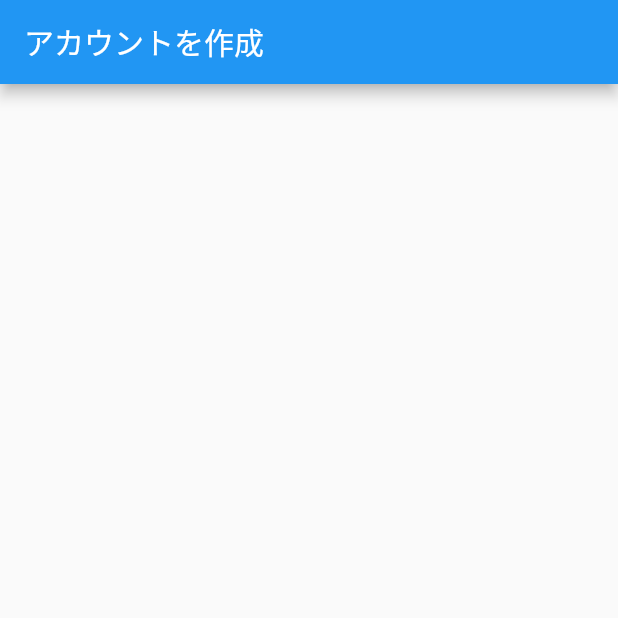
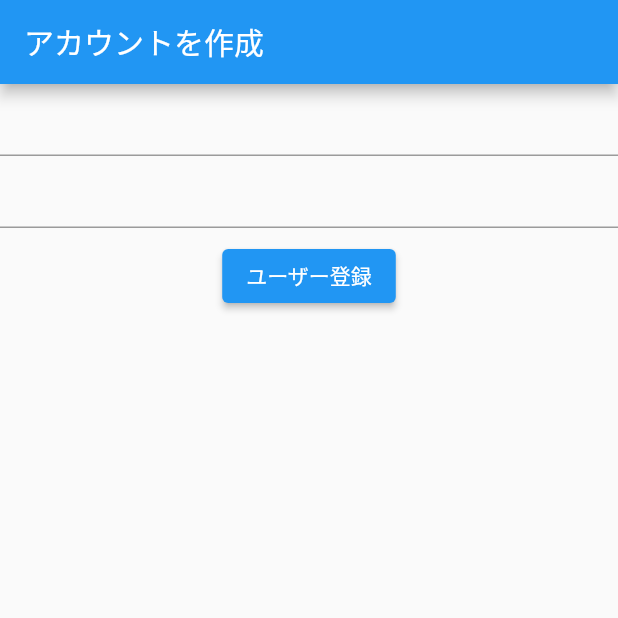
Before and after one commit to Yuta-KTD/one_minutes_memo, a Flutter app: the SignUpScreen screen opened by its route, on a phone screen of 412 x 824 dp, the top half of it. Run offline on Flutter 3.47's test engine with Material 2 defaults, Android fonts, the phone set to English and light mode, and no system bars; our stand-ins replace firebase_auth, firebase_core, flutter_form_builder, flutter_riverpod, form_builder_validators, freezed_annotation and 1 more; accounts and stored records are empty.

Commit message:
ディレクトリをFeature-Firstっぽくしてみる

```diff
--- a/lib/businesslogic/auth_logic.dart
+++ b/lib/feature/auth/businesslogic/auth_logic.dart
@@ -1,4 +1,4 @@
-import 'package:one_minutes_memo/businesslogic/interface/auth_repository_interface.dart';
+import 'package:one_minutes_memo/feature/auth/businesslogic/interface/auth_repository_interface.dart';
 import 'package:one_minutes_memo/model/local_user.dart';
 
 class AuthLogic {
--- a/lib/businesslogic/interface/auth_repository_interface.dart
+++ b/lib/feature/auth/businesslogic/interface/auth_repository_interface.dart
@@ -8,4 +8,6 @@ abstract class AuthRepositoryInterface {
   Future<void> signOut();
 
   Future<void> deleteUser(LocalUser user);
+
+  // Future<User>
 }
--- a/lib/repository/auth_repository_impl.dart
+++ b/lib/feature/auth/repository/auth_repository_impl.dart
@@ -1,5 +1,5 @@
 import 'package:firebase_auth/firebase_auth.dart';
-import 'package:one_minutes_memo/businesslogic/interface/auth_repository_interface.dart';
+import 'package:one_minutes_memo/feature/auth/businesslogic/interface/auth_repository_interface.dart';
 import 'package:one_minutes_memo/model/local_user.dart';
 
 class AuthRepositoryImpl implements AuthRepositoryInterface {
--- a/lib/view/sign_in_screen.dart
+++ b/lib/feature/auth/view/sign_in_screen.dart
@@ -1,8 +1,8 @@
 import 'package:flutter/material.dart';
 import 'package:go_router/go_router.dart';
 
-import '../constant/text_const.dart';
-import '../ui/component/simple_text.dart';
+import '../../../constant/text_const.dart';
+import '../../../ui/component/simple_text.dart';
 
 class SignInScreen extends StatelessWidget {
   const SignInScreen({super.key});
--- /dev/null
+++ b/lib/feature/auth/view/sign_up_screen.dart
@@ -0,0 +1,64 @@
+import 'package:flutter/material.dart';
+import 'package:one_minutes_memo/feature/auth/view/controller/auth_controller_impl.dart';
+import 'package:one_minutes_memo/ui/component/form/primary_text_field.dart';
+
+import '../../../constant/text_const.dart';
+import '../../../ui/component/simple_text.dart';
+
+class SignUpScreen extends StatefulWidget {
+  const SignUpScreen({super.key});
+
+  @override
+  State<SignUpScreen> createState() => _SignUpScreenState();
+}
+
+class _SignUpScreenState extends State<SignUpScreen> {
+  final _formKey = GlobalKey<FormState>();
+  final _emailController = TextEditingController();
+  final _passwordController = TextEditingController();
+
+  @override
+  void dispose() {
+    _emailController.dispose();
+    _passwordController.dispose();
+    super.dispose();
+  }
+
+  @override
+  Widget build(BuildContext context) {
+    return Scaffold(
+      appBar: AppBar(
+        title: const SimpleText(TextConst.signUpTitle),
+      ),
+      body: Center(
+        child: Form(
+          key: _formKey,
+          child: Column(
+            children: [
+              TextFormField(
+                controller: _emailController,
+              ),
+              TextFormField(
+                controller: _passwordController,
+              ),
+              Padding(
+                padding: const EdgeInsets.all(8.0),
+                child: ElevatedButton(
+                  onPressed: () => _onPressed,
+                  child: const Text('ユーザー登録'),
+                ),
+              )
+            ],
+          ),
+        ),
+      ),
+    );
+  }
+
+  Future<void> _onPressed() async {
+    await AuthControllerImpl().signUp(
+      email: _emailController.text,
+      password: _passwordController.text,
+    );
+  }
+}
--- /dev/null
+++ b/lib/feature/auth/view/state/auth_state_provider.dart
@@ -0,0 +1,3 @@
+import 'package:flutter_riverpod/flutter_riverpod.dart';
+
+final authStateProvider = FutureProvider((ref) {});
--- a/lib/view/sign_up_screen.dart
+++ /dev/null
@@ -1,17 +0,0 @@
-import 'package:flutter/material.dart';
-
-import '../constant/text_const.dart';
-import '../ui/component/simple_text.dart';
-
-class SignUpScreen extends StatelessWidget {
-  const SignUpScreen({super.key});
-
-  @override
-  Widget build(BuildContext context) {
-    return Scaffold(
-      appBar: AppBar(
-        title: const SimpleText(TextConst.signUpTitle),
-      ),
-    );
-  }
-}
```
Also changed, not shown: lib/feature/auth/view/add_memo_sceen.dart (renamed from lib/view/add_memo_sceen.dart, +6 -6 lines), lib/feature/auth/view/controller/auth_controller.dart (added, +9 -0 lines), lib/feature/auth/view/controller/auth_controller_impl.dart (added, +27 -0 lines), lib/feature/auth/view/title_screen.dart (renamed from lib/view/title_screen.dart, +4 -4 lines), lib/router/router.dart (+4 -4 lines), 1 other file.
